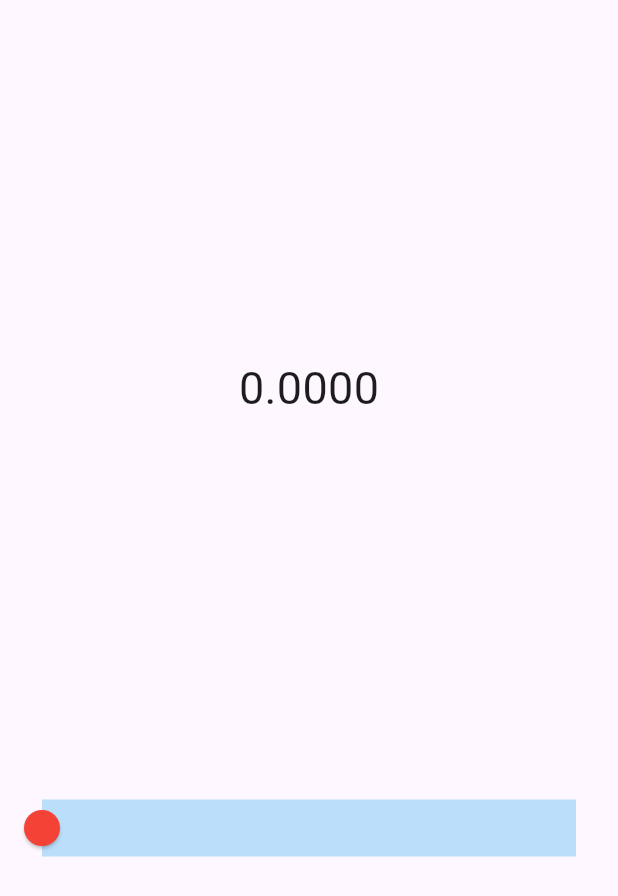
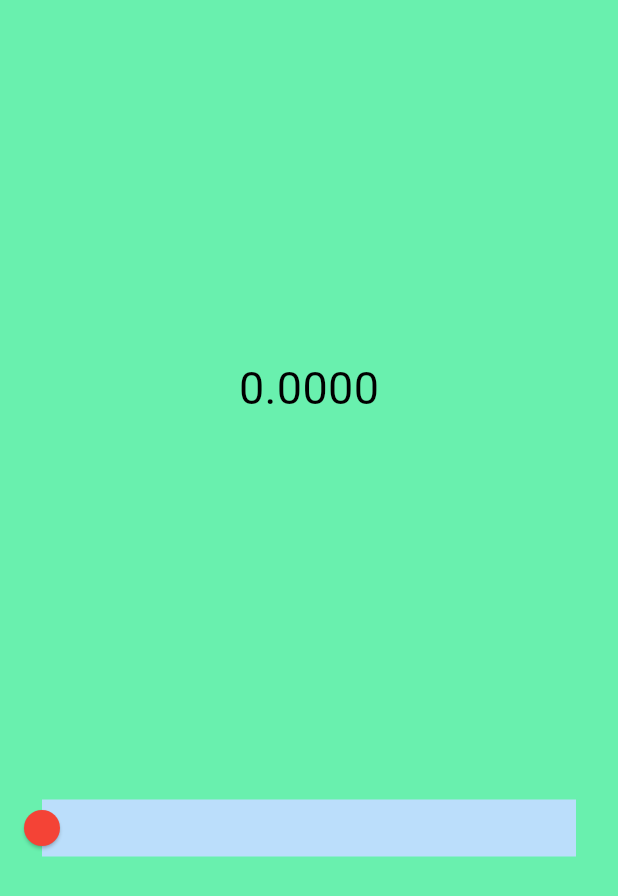
Before and after one commit to ggamijoa/flutter_widget, a Flutter app: the screen it shows after launch, after a tap on "Simple Slider(ProgressBar)", on a phone screen of 412 x 824 dp. Shown: the top 896 px of the screen. Run offline on Flutter 3.47's test engine with Material 3 defaults, Android fonts, the phone set to English and light mode, and no system bars; missing offline and left inert: lorem_ipsum_generator.

Commit message:
20240614-2

```diff
--- a/lib/main.dart
+++ b/lib/main.dart
@@ -1,7 +1,10 @@
 import 'package:flutter/material.dart';
+import 'package:flutter_localizations/flutter_localizations.dart';
+
 import 'package:widget_study/AlertDialog.dart';
 import 'package:widget_study/AnimatedContainer.dart';
 import 'package:widget_study/Container.dart';
+import 'package:widget_study/DatePicker.dart';
 import 'package:widget_study/Drawer.dart';
 import 'package:widget_study/Expanded.dart';
 import 'package:widget_study/GestureDetector.dart';
@@ -34,7 +37,24 @@ class MyApp extends StatelessWidget {
   Widget build(BuildContext context) {
     return MaterialApp(
       debugShowCheckedModeBanner: false,
-      title : 'Widget Study 2024.06.06',
+      localizationsDelegates: [
+        GlobalMaterialLocalizations.delegate,
+        GlobalWidgetsLocalizations.delegate,
+        GlobalCupertinoLocalizations.delegate,
+      ],
+      supportedLocales: [
+        const Locale('ko', 'KR'),
+      ],
+      // DatePicker에 영향을 주기위해서
+      theme: ThemeData(
+      primaryColor: Colors.green, // 기본 색상 설정
+      colorScheme: ColorScheme.light(
+        primary: Colors.green, // 기본 색상
+        onPrimary: Colors.white, // 기본 색상 위의 텍스트 색상
+        surface: Colors.greenAccent, // 표면 색상
+        onSurface: Colors.black, // 표면 색상 위의 텍스트 색상
+      ),
+    ),
       home: MainScreen(),
     );
   }
@@ -67,6 +87,7 @@ class MainScreen extends StatelessWidget {
       body: ListView(
           children: [
             SizedBox(height: 2,),
+            makeButton(context, 'Date Picker', DatePickerWidget()),
             makeButton(context, 'Simple Slider(ProgressBar)', SimpleSliderWidget()),
             makeButton(context, 'Animated Icons', AnimatedIconsWidget()),
             makeButton(context, 'UserInput(Keyboard)', UserInputWidget()),
```
Also changed, not shown: lib/DatePicker.dart (added, +50 -0 lines).
